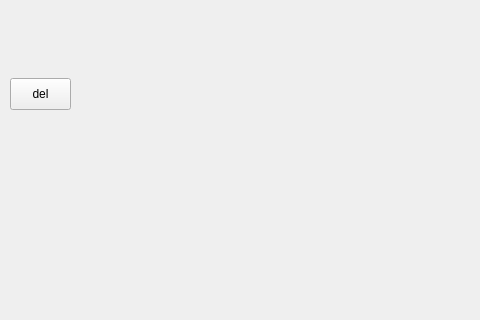
Above: mainwindow.ui from vladmazur/Margaret before the change; both pictures show x 0 to 480 and y 268 to 588 of the 930 by 758 pixel window. Below: the same form after it.
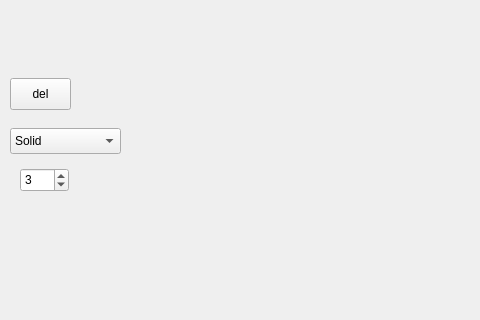
That is the form after the change. Custom widgets are drawn as their Qt base class.

Commit message: Can edit line properties (all) by main windows widgets

The edit to the form file:
```diff
--- a/mainwindow.ui
+++ b/mainwindow.ui
@@ -148,6 +148,53 @@
      </property>
     </widget>
    </widget>
+   <widget class="QComboBox" name="LineStyleChooser">
+    <property name="geometry">
+     <rect>
+      <x>10</x>
+      <y>360</y>
+      <width>111</width>
+      <height>26</height>
+     </rect>
+    </property>
+    <item>
+     <property name="text">
+      <string>Solid</string>
+     </property>
+    </item>
+    <item>
+     <property name="text">
+      <string>Dotted</string>
+     </property>
+    </item>
+    <item>
+     <property name="text">
+      <string>Dashed</string>
+     </property>
+    </item>
+   </widget>
+   <widget class="QSpinBox" name="LineWidthChooser">
+    <property name="geometry">
+     <rect>
+      <x>20</x>
+      <y>400</y>
+      <width>49</width>
+      <height>24</height>
+     </rect>
+    </property>
+    <property name="minimum">
+     <number>1</number>
+    </property>
+    <property name="maximum">
+     <number>10</number>
+    </property>
+    <property name="value">
+     <number>3</number>
+    </property>
+    <property name="displayIntegerBase">
+     <number>10</number>
+    </property>
+   </widget>
    <zorder>groupBox</zorder>
    <zorder>canvas</zorder>
    <zorder>colorPickerButton</zorder>
```
Left out of the diff: 2 changed lines with no effect on the pictures. The commit also changes 8 other files.
